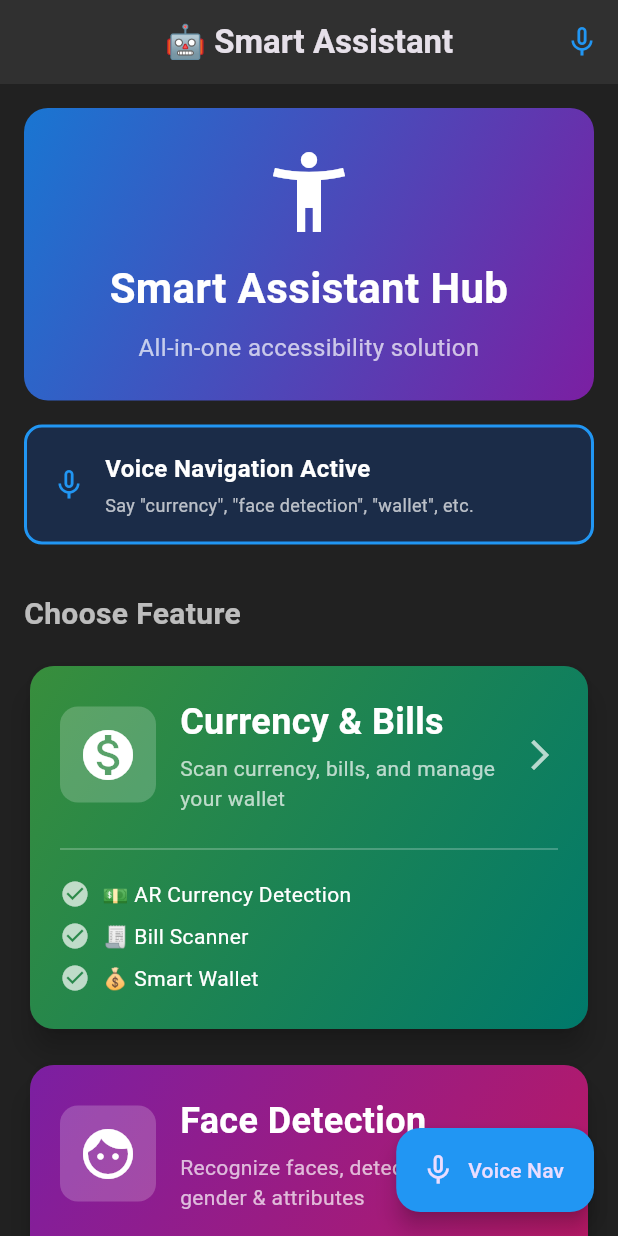
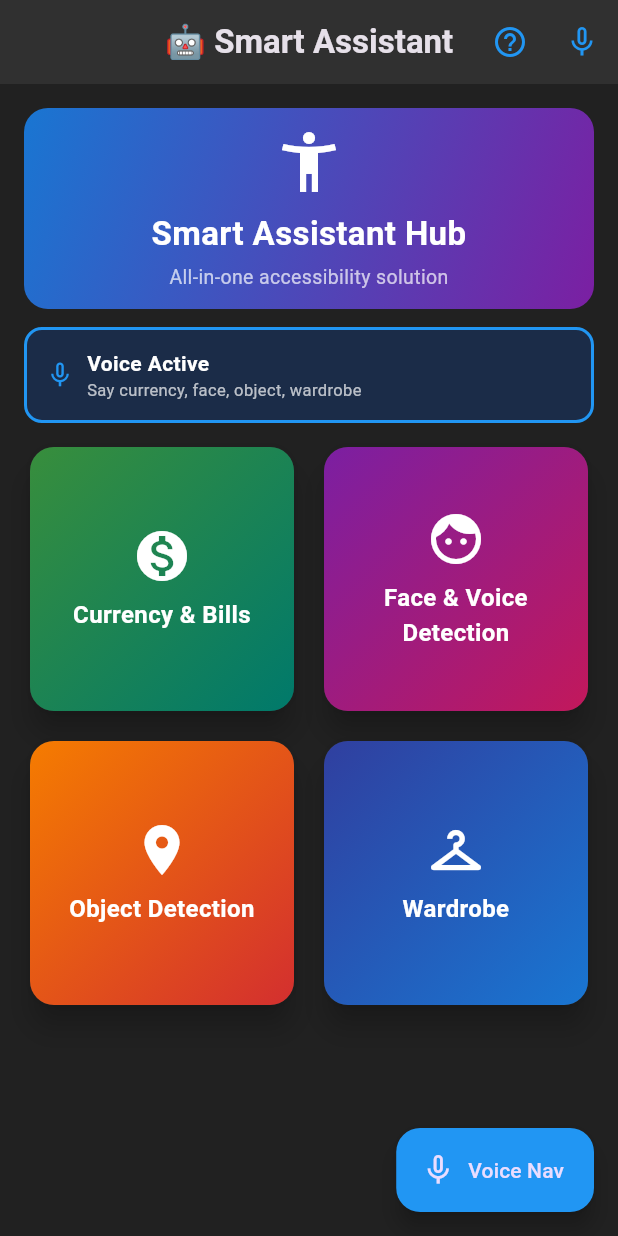
Before and after one commit to Jithmi01/Final-Year-Research-Project, a Flutter app: the screen it shows after launch, on a phone screen of 412 x 824 dp. Run offline on Flutter 3.47's test engine with Material 3 defaults, Android fonts, the phone set to English and light mode, and no system bars; our stand-ins replace camera, fl_chart, flutter_tts, image_picker, permission_handler, speech_to_text; missing offline and left inert: record.

Commit message:
update main screen

```diff
--- a/frontend/lib/main.dart
+++ b/frontend/lib/main.dart
@@ -18,8 +18,11 @@ import 'pages/smart_wallet/wallet_qa_page.dart';
 // Voice Navigation Service
 import 'services/voice_navigation_service.dart';
 
+// Help Screen Import
+import 'screens/help_screen.dart';
+
 // API Configuration for Currency/Bills
-const String YOUR_SERVER_IP = "192.168.1.100";
+const String YOUR_SERVER_IP = "192.168.43.98";
 const String API_URL = "http://$YOUR_SERVER_IP:5000";
 
 // Global camera list
@@ -265,6 +268,19 @@ class _MasterHomePageState extends State<MasterHomePage> {
       appBar: AppBar(
         title: Text('🤖 Smart Assistant', style: TextStyle(fontWeight: FontWeight.bold)),
         actions: [
+          // Help Button
+          IconButton(
+            icon: Icon(Icons.help_outline, color: Colors.blue),
+            onPressed: () {
+              Navigator.push(
+                context,
+                MaterialPageRoute(
+                  builder: (context) => HelpScreen(voiceService: _voiceService),
+                ),
+              );
+            },
+            tooltip: 'Help & Guide',
+          ),
           // Voice Navigation Button
           IconButton(
             icon: Icon(
@@ -278,14 +294,14 @@ class _MasterHomePageState extends State<MasterHomePage> {
           ),
         ],
       ),
-      body: SingleChildScrollView(
+      body: Padding(
         padding: EdgeInsets.all(16),
         child: Column(
           crossAxisAlignment: CrossAxisAlignment.stretch,
           children: [
-            // App Header
+            // App Header (Compact)
             Container(
-              padding: EdgeInsets.all(24),
+              padding: EdgeInsets.symmetric(horizontal: 16, vertical: 12),
               decoration: BoxDecoration(
                 gradient: LinearGradient(
                   colors: [Colors.blue[700]!, Colors.purple[700]!],
@@ -296,33 +312,33 @@ class _MasterHomePageState extends State<MasterHomePage> {
               ),
               child: Column(
                 children: [
-                  Icon(Icons.accessibility_new, size: 64, color: Colors.white),
-                  SizedBox(height: 12),
+                  Icon(Icons.accessibility_new, size: 48, color: Colors.white),
+                  SizedBox(height: 8),
                   Text(
                     'Smart Assistant Hub',
                     style: TextStyle(
-                      fontSize: 28,
+                      fontSize: 22,
                       fontWeight: FontWeight.bold,
                       color: Colors.white,
                     ),
                     textAlign: TextAlign.center,
                   ),
-                  SizedBox(height: 8),
+                  SizedBox(height: 4),
                   Text(
                     'All-in-one accessibility solution',
-                    style: TextStyle(color: Colors.white70, fontSize: 16),
+                    style: TextStyle(color: Colors.white70, fontSize: 13),
                     textAlign: TextAlign.center,
                   ),
                 ],
               ),
             ),
 
-            SizedBox(height: 16),
+            SizedBox(height: 12),
 
-            // Voice Navigation Info
+            // Voice Navigation Info (Compact)
             if (_isVoiceEnabled)
               Container(
-                padding: EdgeInsets.all(16),
+                padding: EdgeInsets.all(12),
                 decoration: BoxDecoration(
                   color: _voiceService.isListening
                       ? Colors.red[900]?.withOpacity(0.3)
@@ -338,8 +354,9 @@ class _MasterHomePageState extends State<MasterHomePage> {
                     Icon(
                       _voiceService.isListening ? Icons.mic : Icons.mic_none,
                       color: _voiceService.isListening ? Colors.red : Colors.blue,
+                      size: 20,
                     ),
-                    SizedBox(width: 12),
+                    SizedBox(width: 8),
                     Expanded(
                       child: Column(
                         crossAxisAlignment: CrossAxisAlignment.start,
@@ -347,19 +364,18 @@ class _MasterHomePageState extends State<MasterHomePage> {
                           Text(
                             _voiceService.isListening
                                 ? '🎤 Listening...'
-                                : 'Voice Navigation Active',
+                                : 'Voice Active',
                             style: TextStyle(
                               color: Colors.white,
-                              fontSize: 16,
+                              fontSize: 14,
                               fontWeight: FontWeight.bold,
                             ),
                           ),
-                          SizedBox(height: 4),
                           Text(
                             _voiceService.isListening
-                                ? 'Speak your command now'
-                                : 'Say "currency", "face detection", "wallet", etc.',
-                            style: TextStyle(color: Colors.white70, fontSize: 12),
+                                ? 'Speak now'
+                                : 'Say currency, face, object, wardrobe',
+                            style: TextStyle(color: Colors.white70, fontSize: 11),
                           ),
                         ],
                       ),
@@ -368,32 +384,22 @@ class _MasterHomePageState extends State<MasterHomePage> {
                 ),
               ),
 
-            SizedBox(height: 32),
+            SizedBox(height: 12),
 
-            // Main Feature Sections
-            Text(
-              'Choose Feature',
-              style: TextStyle(
-                fontSize: 20,
-                fontWeight: FontWeight.bold,
-                color: Colors.white70,
-              ),
-            ),
-
-            SizedBox(height: 16),
-
-            // Currency & Bills Section
-            _buildMainFeatureCard(
+            // Features Grid
+            Expanded(
+              child: GridView.count(
+                crossAxisCount: 2,
+                crossAxisSpacing: 12,
+                mainAxisSpacing: 12,
+                physics: NeverScrollableScrollPhysics(),
+                children: [
+                  // Currency & Bills
+                  _buildCompactFeatureCard(
                     context,
                     icon: Icons.monetization_on,
                     title: 'Currency & Bills',
-              description: 'Scan currency, bills, and manage your wallet',
                     gradient: [Colors.green[700]!, Colors.teal[700]!],
-              features: [
-                '💵 AR Currency Detection',
-                '🧾 Bill Scanner',
-                '💰 Smart Wallet',
-              ],
                     onTap: () {
                       Navigator.push(
                         context,
@@ -404,20 +410,12 @@ class _MasterHomePageState extends State<MasterHomePage> {
                     },
                   ),
 
-            SizedBox(height: 16),
-
-            // Face Detection Section
-            _buildMainFeatureCard(
+                  // Face Detection
+                  _buildCompactFeatureCard(
                     context,
                     icon: Icons.face,
-              title: 'Face Detection',
-              description: 'Recognize faces, detect age, gender & attributes',
+                    title: 'Face & Voice Detection',
                     gradient: [Colors.purple[700]!, Colors.pink[700]!],
-              features: [
-                '👤 Face Recognition',
-                '🎭 Age & Gender Detection',
-                '👁️ Facial Attributes',
-              ],
                     onTap: () {
                       Navigator.push(
                         context,
@@ -428,25 +426,32 @@ class _MasterHomePageState extends State<MasterHomePage> {
                     },
                   ),
 
-            SizedBox(height: 24),
+                  // Object Detection & Navigation
+                  _buildCompactFeatureCard(
+                    context,
+                    icon: Icons.location_on,
+                    title: 'Object Detection',
+                    gradient: [Colors.orange[700]!, Colors.red[700]!],
+                    onTap: () {
+                      // TODO: Navigate to Object Detection & Navigation screen
+                      ScaffoldMessenger.of(context).showSnackBar(
+                        SnackBar(content: Text('Object Detection - Coming Soon')),
+                      );
+                    },
+                  ),
 
-            // Info Section
-            Container(
-              padding: EdgeInsets.all(16),
-              decoration: BoxDecoration(
-                color: Colors.blue[900]?.withOpacity(0.3),
-                borderRadius: BorderRadius.circular(12),
-                border: Border.all(color: Colors.blue, width: 1),
-              ),
-              child: Row(
-                children: [
-                  Icon(Icons.info_outline, color: Colors.blue),
-                  SizedBox(width: 12),
-                  Expanded(
-                    child: Text(
-                      'Tap cards or use voice to navigate',
-                      style: TextStyle(color: Colors.white70, fontSize: 14),
-                    ),
+                  // Wardrobe
+                  _buildCompactFeatureCard(
+                    context,
+                    icon: Icons.checkroom,
+                    title: 'Wardrobe',
+                    gradient: [Colors.indigo[700]!, Colors.blue[700]!],
+                    onTap: () {
+                      // TODO: Navigate to Wardrobe screen
+                      ScaffoldMessenger.of(context).showSnackBar(
+                        SnackBar(content: Text('Wardrobe - Coming Soon')),
+                      );
+                    },
                   ),
                 ],
               ),
@@ -471,13 +476,11 @@ class _MasterHomePageState extends State<MasterHomePage> {
     );
   }
 
-  Widget _buildMainFeatureCard(
+  Widget _buildCompactFeatureCard(
     BuildContext context, {
     required IconData icon,
     required String title,
-    required String description,
     required List<Color> gradient,
-    required List<String> features,
     required VoidCallback onTap,
   }) {
     return GestureDetector(
@@ -495,66 +498,23 @@ class _MasterHomePageState extends State<MasterHomePage> {
             borderRadius: BorderRadius.circular(16),
           ),
           child: Padding(
-            padding: EdgeInsets.all(20),
+            padding: EdgeInsets.all(16),
             child: Column(
-              crossAxisAlignment: CrossAxisAlignment.start,
+              mainAxisAlignment: MainAxisAlignment.center,
               children: [
-                Row(
-                  children: [
-                    Container(
-                      padding: EdgeInsets.all(12),
-                      decoration: BoxDecoration(
-                        color: Colors.white.withOpacity(0.2),
-                        borderRadius: BorderRadius.circular(12),
-                      ),
-                      child: Icon(icon, size: 40, color: Colors.white),
-                    ),
-                    SizedBox(width: 16),
-                    Expanded(
-                      child: Column(
-                        crossAxisAlignment: CrossAxisAlignment.start,
-                        children: [
+                Icon(icon, size: 40, color: Colors.white),
+                SizedBox(height: 8),
                 Text(
                   title,
                   style: TextStyle(
-                              fontSize: 24,
+                    fontSize: 16,
                     fontWeight: FontWeight.bold,
                     color: Colors.white,
                   ),
+                  textAlign: TextAlign.center,
+                  maxLines: 2,
+                  overflow: TextOverflow.ellipsis,
                 ),
-                          SizedBox(height: 4),
-                          Text(
-                            description,
-                            style: TextStyle(
-                              color: Colors.white70,
-                              fontSize: 14,
-                            ),
-                          ),
-                        ],
-                      ),
-                    ),
-                    Icon(Icons.arrow_forward_ios, color: Colors.white70, size: 24),
-                  ],
-                ),
-
-                SizedBox(height: 16),
-                Divider(color: Colors.white30),
-                SizedBox(height: 8),
-
-                // Features List
-                ...features.map((feature) => Padding(
-                  padding: EdgeInsets.symmetric(vertical: 4),
-                  child: Row(
-                    children: [
-                      Icon(Icons.check_circle, color: Colors.white70, size: 20),
-                      SizedBox(width: 8),
-                      Text(
-                        feature,
-                        style: TextStyle(color: Colors.white, fontSize: 14),
-                      ),
-                    ],
-                  ),
-                )).toList(),
               ],
             ),
           ),
```
Lines whose indentation alone changed are shown as unchanged.
